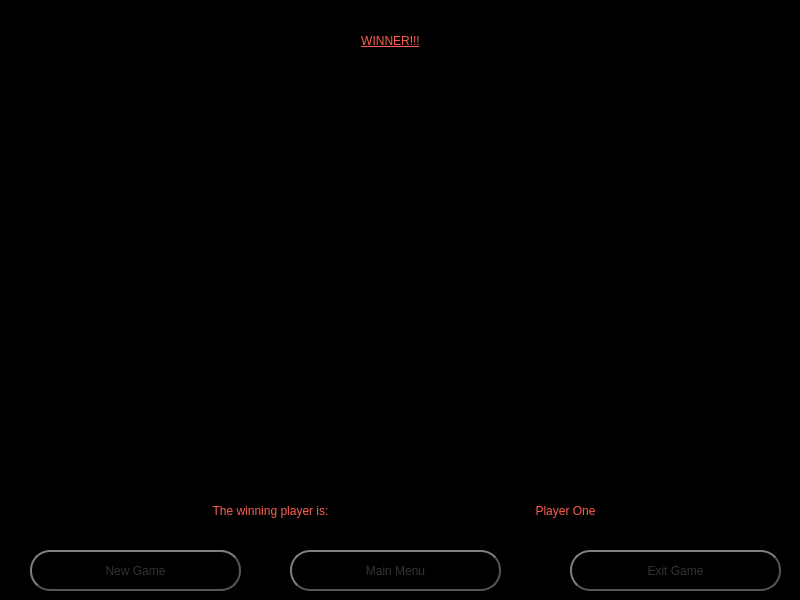
Qt form FrontEndMain/FrontEndMain/winnerpage.ui (drewanderson17/BattleShips) before a commit.
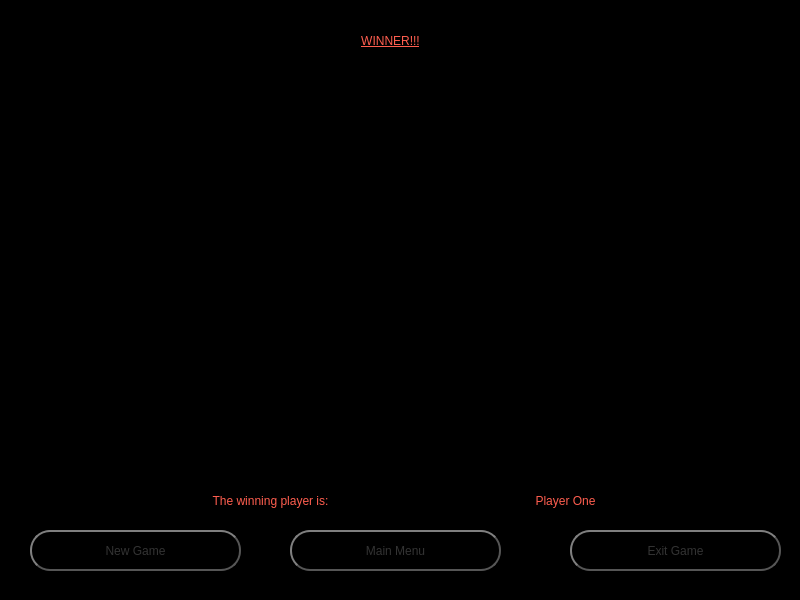
The same form after that commit. Icons and pictures are not drawn.

Commit message: - Updated ui file so buttons will not be cut off

Patch:
```diff
--- a/FrontEndMain/FrontEndMain/winnerpage.ui
+++ b/FrontEndMain/FrontEndMain/winnerpage.ui
@@ -20,7 +20,7 @@
    <property name="geometry">
     <rect>
      <x>90</x>
-     <y>490</y>
+     <y>480</y>
      <width>361</width>
      <height>41</height>
     </rect>
@@ -61,7 +61,7 @@
    <property name="geometry">
     <rect>
      <x>290</x>
-     <y>550</y>
+     <y>530</y>
      <width>211</width>
      <height>41</height>
     </rect>
@@ -103,7 +103,7 @@
    <property name="geometry">
     <rect>
      <x>570</x>
-     <y>550</y>
+     <y>530</y>
      <width>211</width>
      <height>41</height>
     </rect>
@@ -145,7 +145,7 @@
    <property name="geometry">
     <rect>
      <x>30</x>
-     <y>550</y>
+     <y>530</y>
      <width>211</width>
      <height>41</height>
     </rect>
@@ -209,7 +209,7 @@
    <property name="geometry">
     <rect>
      <x>460</x>
-     <y>490</y>
+     <y>480</y>
      <width>211</width>
      <height>41</height>
     </rect>
```
